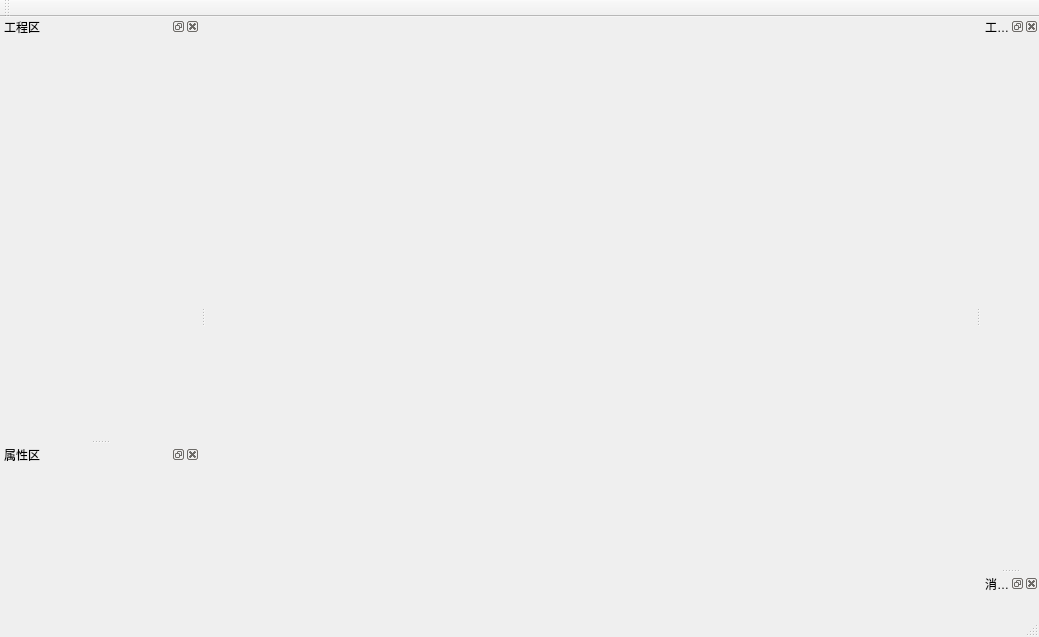
This is dataAnalysis/mainwindow.ui in xuqingxiangstu/platform as Qt 5 draws it before an edit. The edited form follows.
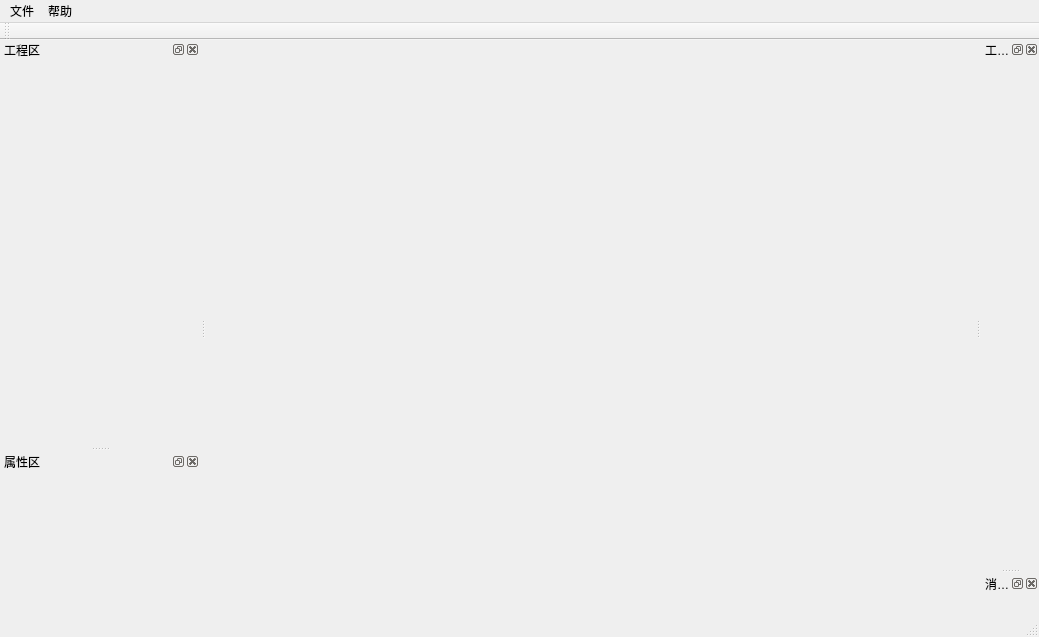
This is the edited form.

Patch:
```diff
--- a/dataAnalysis/mainwindow.ui
+++ b/dataAnalysis/mainwindow.ui
@@ -35,6 +35,18 @@
      <height>30</height>
     </rect>
    </property>
+   <widget class="QMenu" name="menu">
+    <property name="title">
+     <string>文件</string>
+    </property>
+   </widget>
+   <widget class="QMenu" name="menu_2">
+    <property name="title">
+     <string>帮助</string>
+    </property>
+   </widget>
+   <addaction name="menu"/>
+   <addaction name="menu_2"/>
   </widget>
   <widget class="QToolBar" name="mainToolBar">
    <attribute name="toolBarArea">
```
Left out of the diff: 2 changed lines with no effect on the pictures.
